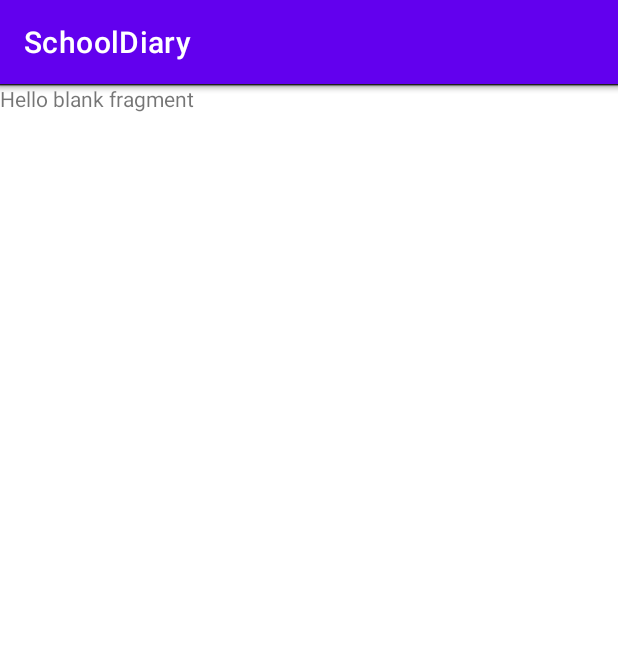
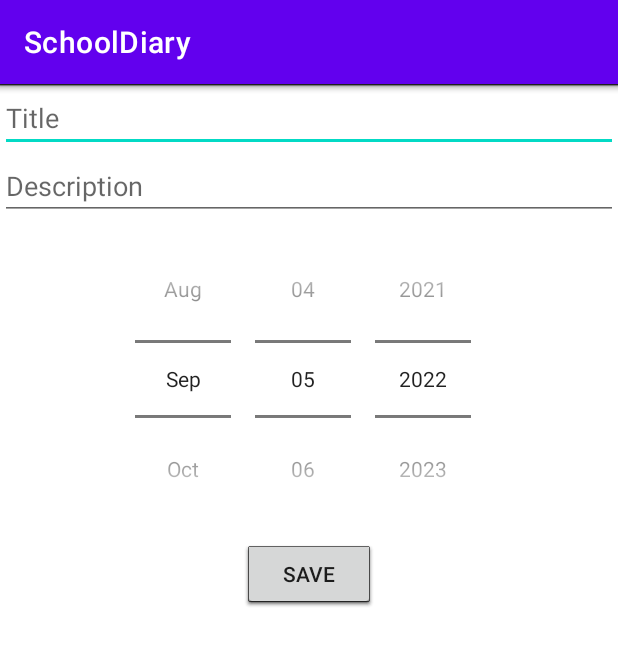
Before and after one commit to vk-andrei/SchoolDiary, an Android app: the fragment CardEditorFragment shown on its own in the app's theme, on a phone screen of 412 x 824 dp. Shown: the top 646 px of the screen. Run offline under Robolectric (Android 15) with nearby library versions, the light colour scheme and no system bars.

Commit message:
Made Navigation, publisher/observer, datePicker, second Fragmet for editing DATA in card

```diff
--- a/app/src/main/java/com/example/schooldiary/publisher/Publisher.java
+++ b/app/src/main/java/com/example/schooldiary/publisher/Publisher.java
@@ -10,15 +10,15 @@
     /** Лист наших подписчиков **/
     private List<Observer> observers;
 
-    Publisher() {
+    public Publisher() {
         observers = new ArrayList<>();
     }
 
     /** Подписываем и отписываем подписчиков **/
-    private void subscribe(Observer observer) {
+    public void subscribe(Observer observer) {
         observers.add(observer);
     }
-    private void unSubscribe(Observer observer) {
+    public void unSubscribe(Observer observer) {
         observers.remove(observer);
     }
 
--- a/app/src/main/java/com/example/schooldiary/ui/DiaryAdapter.java
+++ b/app/src/main/java/com/example/schooldiary/ui/DiaryAdapter.java
@@ -1,5 +1,6 @@
 package com.example.schooldiary.ui;
 
+import android.annotation.SuppressLint;
 import android.view.LayoutInflater;
 import android.view.View;
 import android.view.ViewGroup;
@@ -34,7 +35,7 @@
     // Можно так (и лучше так)
     public void setData(CardsSource cardsSource) {
         this.cardsSource = cardsSource;
-        notifyDataSetChanged();
+        notifyDataSetChanged(); // команда адаптеру отрисовать все(!) полученные данные
     }
 
     // а можно и в конструктор
@@ -109,9 +110,10 @@
         }
 
         // связываем контент с макетом
+        @SuppressLint("SetTextI18n")
         public void bindContentWithLayout(CardData content) {
             tvLessonName.setText(content.getTitle());
-            tvLessonDescription.setText(content.getDescription());
+            tvLessonDescription.setText(content.getDescription() + " " + content.getDate());
             imgLesson.setImageResource(content.getImage());
             chkLesson.setChecked(content.isLike());
         }
--- a/app/src/main/res/layout/activity_main.xml
+++ b/app/src/main/res/layout/activity_main.xml
@@ -22,7 +22,7 @@
 
     </androidx.appcompat.widget.LinearLayoutCompat>
 
-    <androidx.appcompat.widget.LinearLayoutCompat
+    <FrameLayout
         android:id="@+id/container_main"
         android:layout_width="match_parent"
         android:layout_height="0dp"
@@ -32,7 +32,7 @@
         app:layout_constraintTop_toBottomOf="@id/linear_top">
 
 
-    </androidx.appcompat.widget.LinearLayoutCompat>
+    </FrameLayout>
 
 
 </androidx.constraintlayout.widget.ConstraintLayout>
--- a/app/src/main/res/layout/fragment_card_editor.xml
+++ b/app/src/main/res/layout/fragment_card_editor.xml
@@ -1,14 +1,46 @@
 <?xml version="1.0" encoding="utf-8"?>
-<FrameLayout xmlns:android="http://schemas.android.com/apk/res/android"
-    xmlns:tools="http://schemas.android.com/tools"
+<androidx.core.widget.NestedScrollView xmlns:android="http://schemas.android.com/apk/res/android"
     android:layout_width="match_parent"
     android:layout_height="match_parent"
-    tools:context=".ui.CardEditorFragment">
+    android:background="@color/white"
+    android:focusable="true"
+    android:clickable="true">
 
-    <!-- TODO: Update blank fragment layout -->
-    <TextView
+    <LinearLayout
         android:layout_width="match_parent"
         android:layout_height="match_parent"
-        android:text="@string/hello_blank_fragment" />
+        android:orientation="vertical">
 
-</FrameLayout>
+
+        <EditText
+            android:id="@+id/et_title"
+            android:layout_width="match_parent"
+            android:layout_height="wrap_content"
+            android:hint="@string/title" />
+
+        <EditText
+            android:id="@+id/et_description"
+            android:layout_width="match_parent"
+            android:layout_height="wrap_content"
+            android:hint="@string/description" />
+
+
+        <DatePicker
+            android:id="@+id/dp_inputDate"
+            android:layout_width="match_parent"
+            android:layout_height="wrap_content"
+            android:layout_gravity="center"
+            android:calendarViewShown="false"
+            android:datePickerMode="spinner" />
+
+        <androidx.appcompat.widget.AppCompatButton
+            android:id="@+id/btn_save"
+            android:text="@string/save"
+            android:layout_gravity="center"
+            android:layout_width="wrap_content"
+            android:layout_height="wrap_content"/>
+        <!-- также можно делать режим календаря
+        android:datePickerMode="calendar"
+        и режим отображения календаря в spinner-режиме
+        android:calendarViewShown="true" -->
+    </LinearLayout></androidx.core.widget.NestedScrollView>
--- a/app/src/main/res/layout/fragment_diary.xml
+++ b/app/src/main/res/layout/fragment_diary.xml
@@ -4,13 +4,15 @@
     xmlns:tools="http://schemas.android.com/tools"
     android:layout_width="match_parent"
     android:layout_height="match_parent"
+    android:background="@color/white"
     tools:context=".ui.DiaryFragment">
 
     <androidx.recyclerview.widget.RecyclerView
         android:id="@+id/recycler_lessons"
         android:layout_width="match_parent"
         android:layout_height="match_parent"
-        app:layoutManager="androidx.recyclerview.widget.LinearLayoutManager">
+        app:layoutManager="androidx.recyclerview.widget.LinearLayoutManager"
+        tools:listitem="@layout/fragment_diary_recycler_cardview_item">
 
     </androidx.recyclerview.widget.RecyclerView>
 
--- a/app/src/main/res/values/strings.xml
+++ b/app/src/main/res/values/strings.xml
@@ -6,4 +6,7 @@
     <string name="update">Update</string>
     <string name="add_lesson">Add lesson</string>
     <string name="clear_all">Clear all</string>
+    <string name="save">Save</string>
+    <string name="title">Title</string>
+    <string name="description">Description</string>
 </resources>
```
Also changed, not shown: app/src/main/java/com/example/schooldiary/repository/CardData.java (+16 -0 lines), app/src/main/java/com/example/schooldiary/ui/CardEditorFragment.java (+62 -13 lines), app/src/main/java/com/example/schooldiary/ui/DiaryFragment.java (+30 -24 lines), app/src/main/java/com/example/schooldiary/ui/MainActivity.java (+18 -2 lines), app/src/main/java/com/example/schooldiary/ui/Navigation.java (+6 -4 lines).
